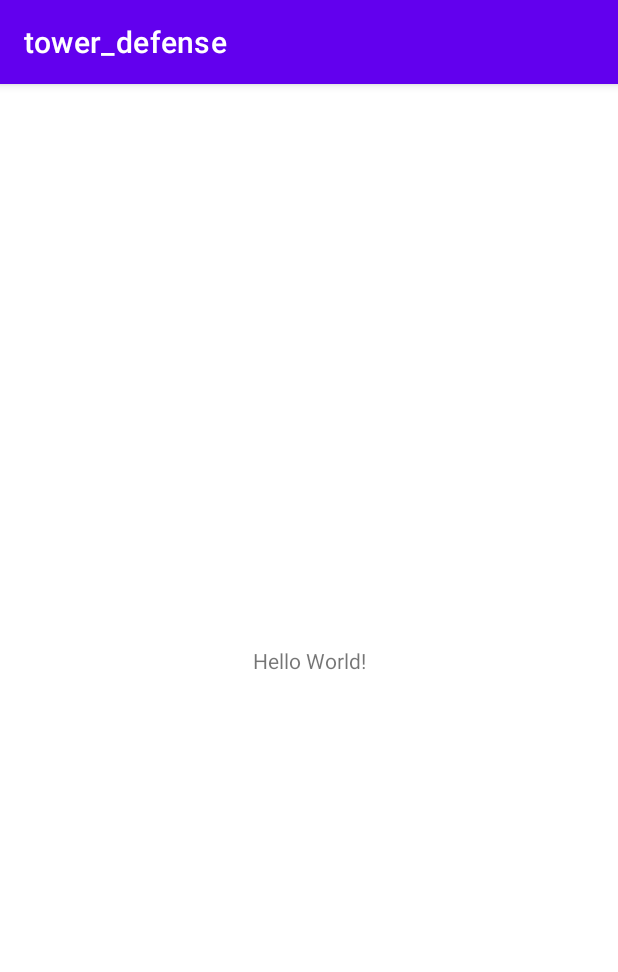
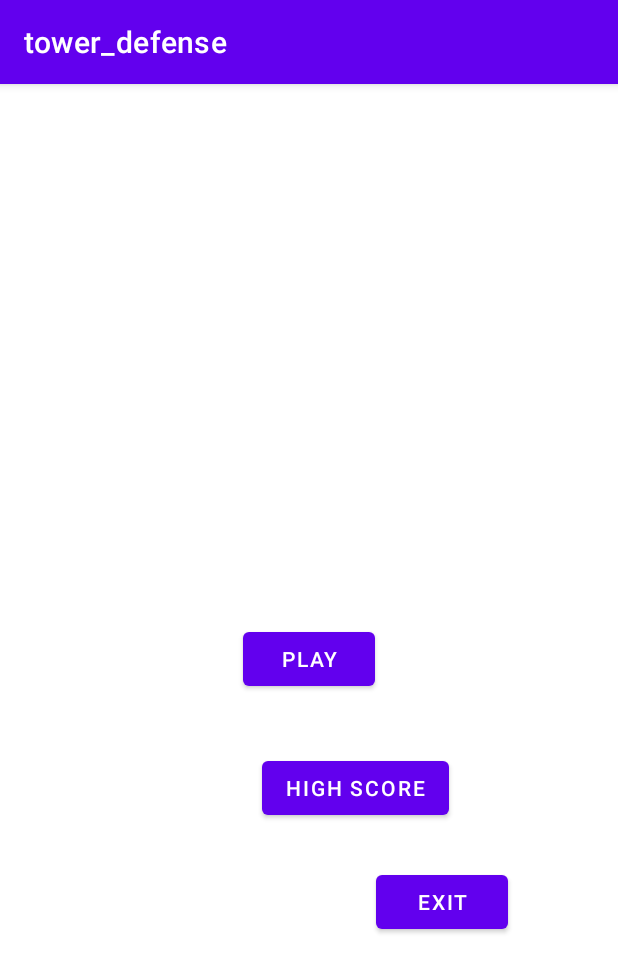
Before and after one commit to Si13ncee/tower_defense_VAMZ, an Android app: the screen it shows after launch (MainActivity), on a phone screen of 412 x 824 dp. Shown: the top 972 px of the screen. Run offline under Robolectric (Android 15) with nearby library versions, the phone set to English and light mode, and no system bars.

Commit message:
Main menu layout setup

```diff
--- a/app/src/main/java/com/example/tower_defense/MainActivity.java
+++ b/app/src/main/java/com/example/tower_defense/MainActivity.java
@@ -9,6 +9,6 @@ public class MainActivity extends AppCompatActivity {
     @Override
     protected void onCreate(Bundle savedInstanceState) {
         super.onCreate(savedInstanceState);
-        setContentView(R.layout.activity_main);
+        setContentView(R.layout.main_menu);
     }
 }
--- a/app/src/main/res/layout/main_menu.xml
+++ b/app/src/main/res/layout/main_menu.xml
@@ -9,32 +9,36 @@
         android:id="@+id/button"
         android:layout_width="wrap_content"
         android:layout_height="wrap_content"
-        android:text="Button"
-        tools:layout_editor_absoluteX="159dp"
-        tools:layout_editor_absoluteY="195dp" />
+        android:text="Play"
+        app:layout_constraintBottom_toBottomOf="parent"
+        app:layout_constraintEnd_toEndOf="parent"
+        app:layout_constraintHorizontal_bias="0.501"
+        app:layout_constraintStart_toStartOf="parent"
+        app:layout_constraintTop_toTopOf="parent"
+        app:layout_constraintVertical_bias="0.499" />
 
     <Button
         android:id="@+id/button2"
         android:layout_width="wrap_content"
         android:layout_height="wrap_content"
-        android:text="Button"
-        tools:layout_editor_absoluteX="161dp"
-        tools:layout_editor_absoluteY="259dp" />
+        android:text="High Score"
+        app:layout_constraintBottom_toBottomOf="parent"
+        app:layout_constraintEnd_toEndOf="parent"
+        app:layout_constraintHorizontal_bias="0.608"
+        app:layout_constraintStart_toStartOf="parent"
+        app:layout_constraintTop_toBottomOf="@+id/button"
+        app:layout_constraintVertical_bias="0.122" />
 
     <Button
         android:id="@+id/button3"
         android:layout_width="wrap_content"
         android:layout_height="wrap_content"
-        android:text="Button"
-        tools:layout_editor_absoluteX="162dp"
-        tools:layout_editor_absoluteY="323dp" />
+        android:text="Exit"
+        app:layout_constraintBottom_toBottomOf="parent"
+        app:layout_constraintEnd_toEndOf="parent"
+        app:layout_constraintHorizontal_bias="0.773"
+        app:layout_constraintStart_toStartOf="parent"
+        app:layout_constraintTop_toBottomOf="@+id/button2"
+        app:layout_constraintVertical_bias="0.124" />
 
-    <ImageView
-        android:id="@+id/imageView"
-        android:layout_width="411dp"
-        android:layout_height="739dp"
-        app:layout_constraintBottom_toBottomOf="parent"
-        app:layout_constraintTop_toTopOf="parent"
-        tools:layout_editor_absoluteX="0dp"
-        tools:srcCompat="@tools:sample/backgrounds/scenic" />
 </androidx.constraintlayout.widget.ConstraintLayout>
```
